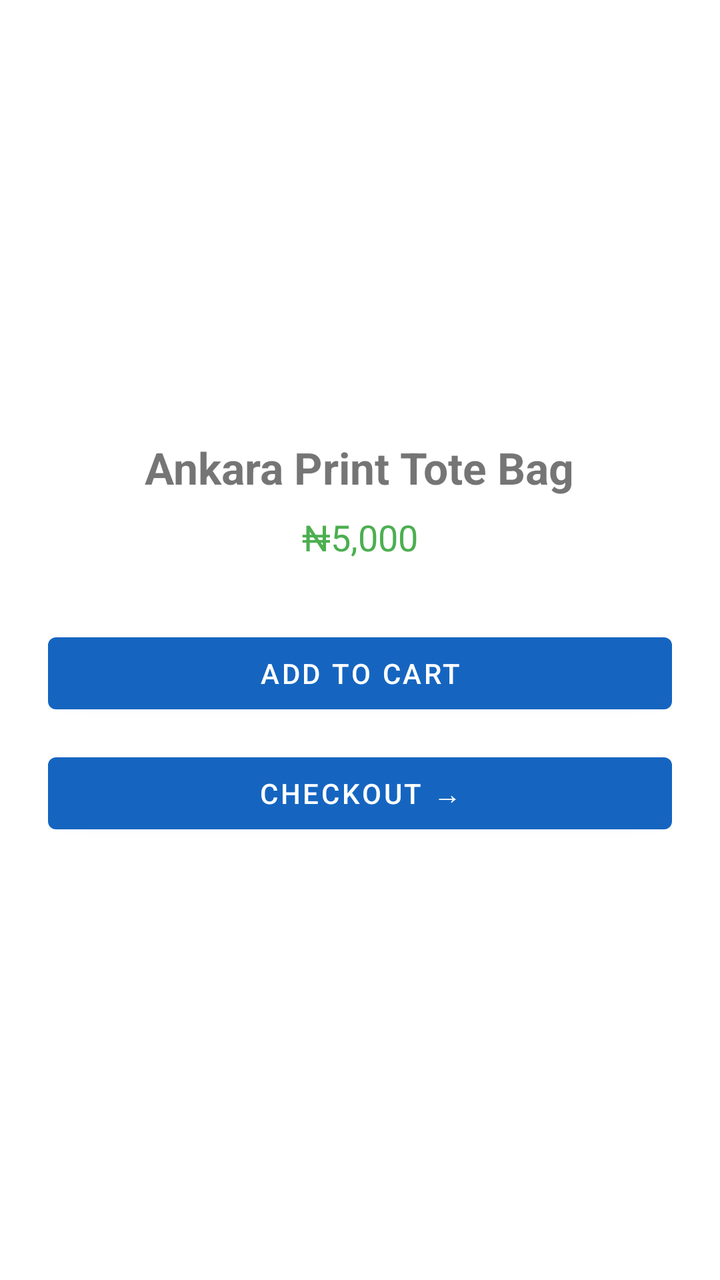
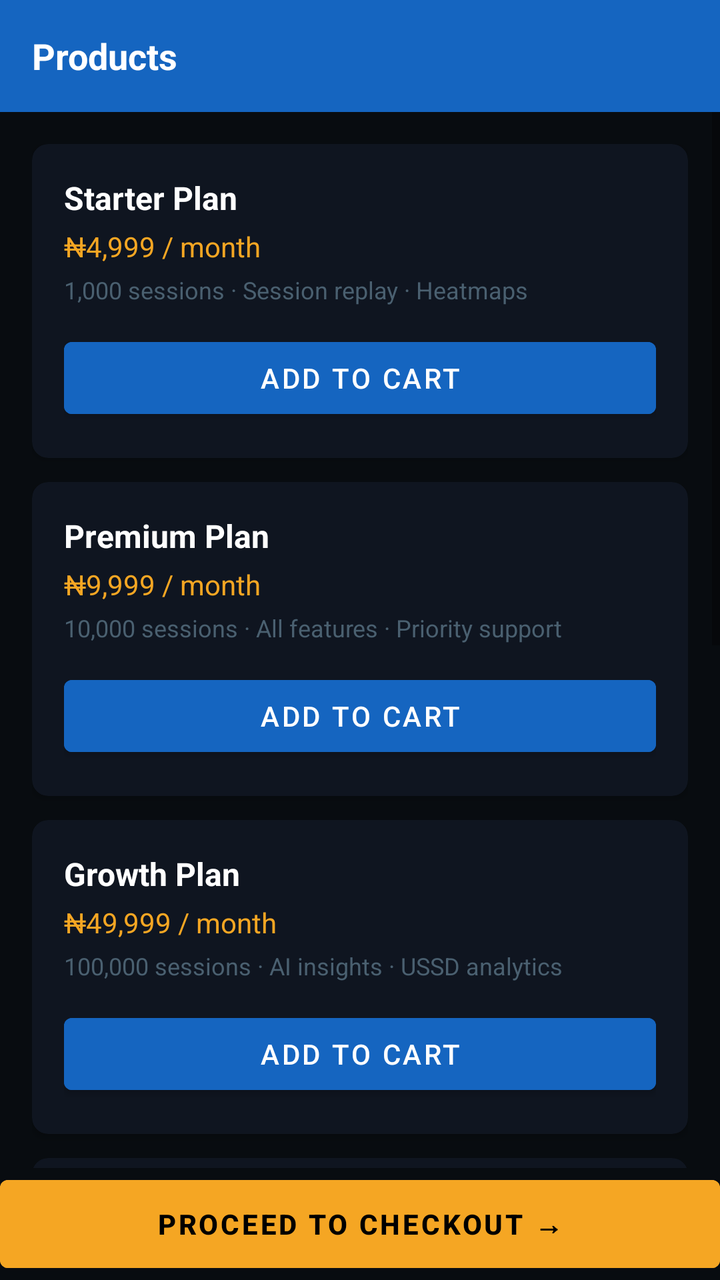

Compare the two renders of this Android layout. The source of the first and the diff that turns it into the second are given below.
<!-- AndroidManifest.xml: application theme Theme.UnilitixSample -->
<!-- res/layout/activity_product.xml -->
<?xml version="1.0" encoding="utf-8"?>
<LinearLayout xmlns:android="http://schemas.android.com/apk/res/android"
    android:layout_width="match_parent"
    android:layout_height="match_parent"
    android:gravity="center"
    android:orientation="vertical"
    android:padding="24dp">

    <TextView
        android:layout_width="wrap_content"
        android:layout_height="wrap_content"
        android:text="Ankara Print Tote Bag"
        android:textSize="22sp"
        android:textStyle="bold"
        android:layout_marginBottom="8dp" />

    <TextView
        android:layout_width="wrap_content"
        android:layout_height="wrap_content"
        android:text="₦5,000"
        android:textSize="18sp"
        android:textColor="#4CAF50"
        android:layout_marginBottom="32dp" />

    <Button
        android:id="@+id/btn_add_to_cart"
        android:layout_width="match_parent"
        android:layout_height="wrap_content"
        android:text="Add to Cart"
        android:layout_marginBottom="12dp" />

    <Button
        android:id="@+id/btn_checkout"
        android:layout_width="match_parent"
        android:layout_height="wrap_content"
        android:text="Checkout →" />

</LinearLayout>
<!-- resources referenced by this layout -->
<resources>
  <style name="Theme.UnilitixSample" parent="Theme.MaterialComponents.DayNight.DarkActionBar">
          <item name="colorPrimary">#1565C0</item>
          <item name="colorPrimaryVariant">#003c8f</item>
          <item name="colorOnPrimary">#FFFFFF</item>
          <item name="colorSecondary">#4CAF50</item>
          <item name="colorSecondaryVariant">#388E3C</item>
          <item name="colorOnSecondary">#FFFFFF</item>
          <item name="android:statusBarColor">?attr/colorPrimaryVariant</item>
      </style>
</resources>

<!-- the commit's change to res/layout/activity_product.xml (unified diff, before → after) -->
@@ -1,38 +1,332 @@
 <?xml version="1.0" encoding="utf-8"?>
 <LinearLayout xmlns:android="http://schemas.android.com/apk/res/android"
+    xmlns:app="http://schemas.android.com/apk/res-auto"
     android:layout_width="match_parent"
     android:layout_height="match_parent"
-    android:gravity="center"
     android:orientation="vertical"
-    android:padding="24dp">
+    android:background="#080c10">
 
     <TextView
-        android:layout_width="wrap_content"
-        android:layout_height="wrap_content"
-        android:text="Ankara Print Tote Bag"
-        android:textSize="22sp"
-        android:textStyle="bold"
-        android:layout_marginBottom="8dp" />
-
-    <TextView
-        android:layout_width="wrap_content"
-        android:layout_height="wrap_content"
-        android:text="₦5,000"
+        android:layout_width="match_parent"
+        android:layout_height="56dp"
+        android:background="#1565C0"
+        android:gravity="center_vertical"
+        android:paddingStart="16dp"
+        android:text="Products"
+        android:textColor="#ffffff"
         android:textSize="18sp"
-        android:textColor="#4CAF50"
-        android:layout_marginBottom="32dp" />
-
-    <Button
-        android:id="@+id/btn_add_to_cart"
+        android:textStyle="bold" />
+
+    <ScrollView
         android:layout_width="match_parent"
-        android:layout_height="wrap_content"
-        android:text="Add to Cart"
-        android:layout_marginBottom="12dp" />
+        android:layout_height="0dp"
+        android:layout_weight="1">
+
+        <LinearLayout
+            android:layout_width="match_parent"
+            android:layout_height="wrap_content"
+            android:orientation="vertical"
+            android:padding="16dp">
+
+            <androidx.cardview.widget.CardView
+                android:id="@+id/card_product_1"
+                android:layout_width="match_parent"
+                android:layout_height="wrap_content"
+                android:layout_marginBottom="12dp"
+                app:cardBackgroundColor="#0f1520"
+                app:cardCornerRadius="8dp">
+
+                <LinearLayout
+                    android:layout_width="match_parent"
+                    android:layout_height="wrap_content"
+                    android:orientation="vertical"
+                    android:padding="16dp">
+
+                    <TextView
+                        android:layout_width="wrap_content"
+                        android:layout_height="wrap_content"
+                        android:text="Starter Plan"
+                        android:textColor="#ffffff"
+                        android:textSize="16sp"
+                        android:textStyle="bold" />
+
+                    <TextView
+                        android:layout_width="wrap_content"
+                        android:layout_height="wrap_content"
+                        android:paddingTop="4dp"
+                        android:text="₦4,999 / month"
+                        android:textColor="#f5a623"
+                        android:textSize="14sp" />
+
+                    <TextView
+                        android:layout_width="wrap_content"
+                        android:layout_height="wrap_content"
+                        android:paddingTop="4dp"
+                        android:text="1,000 sessions · Session replay · Heatmaps"
+                        android:textColor="#4a6070"
+                        android:textSize="12sp" />
+
+                    <Button
+                        android:id="@+id/btn_buy_product_1"
+                        android:layout_width="match_parent"
+                        android:layout_height="48dp"
+                        android:layout_marginTop="12dp"
+                        android:backgroundTint="#1565C0"
+                        android:text="Add to Cart" />
+                </LinearLayout>
+            </androidx.cardview.widget.CardView>
+
+            <androidx.cardview.widget.CardView
+                android:id="@+id/card_product_2"
+                android:layout_width="match_parent"
+                android:layout_height="wrap_content"
+                android:layout_marginBottom="12dp"
+                app:cardBackgroundColor="#0f1520"
+                app:cardCornerRadius="8dp">
+
+                <LinearLayout
+                    android:layout_width="match_parent"
+                    android:layout_height="wrap_content"
+                    android:orientation="vertical"
+                    android:padding="16dp">
+
+                    <TextView
+                        android:layout_width="wrap_content"
+                        android:layout_height="wrap_content"
+                        android:text="Premium Plan"
+                        android:textColor="#ffffff"
+                        android:textSize="16sp"
+                        android:textStyle="bold" />
+
+                    <TextView
+                        android:layout_width="wrap_content"
+                        android:layout_height="wrap_content"
+                        android:paddingTop="4dp"
+                        android:text="₦9,999 / month"
+                        android:textColor="#f5a623"
+                        android:textSize="14sp" />
+
+                    <TextView
+                        android:layout_width="wrap_content"
+                        android:layout_height="wrap_content"
+                        android:paddingTop="4dp"
+                        android:text="10,000 sessions · All features · Priority support"
+                        android:textColor="#4a6070"
+                        android:textSize="12sp" />
+
+                    <Button
+                        android:id="@+id/btn_buy_product_2"
+                        android:layout_width="match_parent"
+                        android:layout_height="48dp"
+                        android:layout_marginTop="12dp"
+                        android:backgroundTint="#1565C0"
+                        android:text="Add to Cart" />
+                </LinearLayout>
+            </androidx.cardview.widget.CardView>
+
+            <androidx.cardview.widget.CardView
+                android:id="@+id/card_product_3"
+                android:layout_width="match_parent"
+                android:layout_height="wrap_content"
+                android:layout_marginBottom="12dp"
+                app:cardBackgroundColor="#0f1520"
+                app:cardCornerRadius="8dp">
+
+                <LinearLayout
+                    android:layout_width="match_parent"
+                    android:layout_height="wrap_content"
+                    android:orientation="vertical"
+                    android:padding="16dp">
+
+                    <TextView
+                        android:layout_width="wrap_content"
+                        android:layout_height="wrap_content"
+                        android:text="Growth Plan"
+                        android:textColor="#ffffff"
+                        android:textSize="16sp"
+                        android:textStyle="bold" />
+
+                    <TextView
+                        android:layout_width="wrap_content"
+                        android:layout_height="wrap_content"
+                        android:paddingTop="4dp"
+                        android:text="₦49,999 / month"
+                        android:textColor="#f5a623"
+                        android:textSize="14sp" />
+
+                    <TextView
+                        android:layout_width="wrap_content"
+                        android:layout_height="wrap_content"
+                        android:paddingTop="4dp"
+                        android:text="100,000 sessions · AI insights · USSD analytics"
+                        android:textColor="#4a6070"
+                        android:textSize="12sp" />
+
+                    <Button
+                        android:id="@+id/btn_buy_product_3"
+                        android:layout_width="match_parent"
+                        android:layout_height="48dp"
+                        android:layout_marginTop="12dp"
+                        android:backgroundTint="#1565C0"
+                        android:text="Add to Cart" />
+                </LinearLayout>
+            </androidx.cardview.widget.CardView>
+
+            <androidx.cardview.widget.CardView
+                android:id="@+id/card_product_4"
+                android:layout_width="match_parent"
+                android:layout_height="wrap_content"
+                android:layout_marginBottom="12dp"
+                app:cardBackgroundColor="#0f1520"
+                app:cardCornerRadius="8dp">
+
+                <LinearLayout
+                    android:layout_width="match_parent"
+                    android:layout_height="wrap_content"
+                    android:orientation="vertical"
+                    android:padding="16dp">
+
+                    <TextView
+                        android:layout_width="wrap_content"
+                        android:layout_height="wrap_content"
+                        android:text="Business Plan"
+                        android:textColor="#ffffff"
+                        android:textSize="16sp"
+                        android:textStyle="bold" />
+
+                    <TextView
+                        android:layout_width="wrap_content"
+                        android:layout_height="wrap_content"
+                        android:paddingTop="4dp"
+                        android:text="₦99,999 / month"
+                        android:textColor="#f5a623"
+                        android:textSize="14sp" />
+
+                    <TextView
+                        android:layout_width="wrap_content"
+                        android:layout_height="wrap_content"
+                        android:paddingTop="4dp"
+                        android:text="500,000 sessions · Custom dashboards · SSO"
+                        android:textColor="#4a6070"
+                        android:textSize="12sp" />
+
+                    <Button
+                        android:id="@+id/btn_buy_product_4"
+                        android:layout_width="match_parent"
+                        android:layout_height="48dp"
+                        android:layout_marginTop="12dp"
+                        android:backgroundTint="#1565C0"
+                        android:text="Add to Cart" />
+                </LinearLayout>
+            </androidx.cardview.widget.CardView>
+
+            <androidx.cardview.widget.CardView
+                android:id="@+id/card_product_5"
+                android:layout_width="match_parent"
+                android:layout_height="wrap_content"
+                android:layout_marginBottom="12dp"
+                app:cardBackgroundColor="#0f1520"
+                app:cardCornerRadius="8dp">
+
+                <LinearLayout
+                    android:layout_width="match_parent"
+                    android:layout_height="wrap_content"
+                    android:orientation="vertical"
+                    android:padding="16dp">
+
+                    <TextView
+                        android:layout_width="wrap_content"
+                        android:layout_height="wrap_content"
+                        android:text="Scale Plan"
+                        android:textColor="#ffffff"
+                        android:textSize="16sp"
+                        android:textStyle="bold" />
+
+                    <TextView
+                        android:layout_width="wrap_content"
+                        android:layout_height="wrap_content"
+                        android:paddingTop="4dp"
+                        android:text="₦199,999 / month"
+                        android:textColor="#f5a623"
+                        android:textSize="14sp" />
+
+                    <TextView
+                        android:layout_width="wrap_content"
+                        android:layout_height="wrap_content"
+                        android:paddingTop="4dp"
+                        android:text="2M sessions · Data export · Dedicated infra"
+                        android:textColor="#4a6070"
+                        android:textSize="12sp" />
+
+                    <Button
+                        android:id="@+id/btn_buy_product_5"
+                        android:layout_width="match_parent"
+                        android:layout_height="48dp"
+                        android:layout_marginTop="12dp"
+                        android:backgroundTint="#1565C0"
+                        android:text="Add to Cart" />
+                </LinearLayout>
+            </androidx.cardview.widget.CardView>
+
+            <androidx.cardview.widget.CardView
+                android:id="@+id/card_product_6"
+                android:layout_width="match_parent"
+                android:layout_height="wrap_content"
+                android:layout_marginBottom="12dp"
+                app:cardBackgroundColor="#0f1520"
+                app:cardCornerRadius="8dp">
+
+                <LinearLayout
+                    android:layout_width="match_parent"
+                    android:layout_height="wrap_content"
+                    android:orientation="vertical"
+                    android:padding="16dp">
+
+                    <TextView
+                        android:layout_width="wrap_content"
+                        android:layout_height="wrap_content"
+                        android:text="Enterprise Plan"
+                        android:textColor="#ffffff"
+                        android:textSize="16sp"
+                        android:textStyle="bold" />
+
+                    <TextView
+                        android:layout_width="wrap_content"
+                        android:layout_height="wrap_content"
+                        android:paddingTop="4dp"
+                        android:text="Custom pricing"
+                        android:textColor="#2de08a"
+                        android:textSize="14sp" />
+
+                    <TextView
+                        android:layout_width="wrap_content"
+                        android:layout_height="wrap_content"
+                        android:paddingTop="4dp"
+                        android:text="Unlimited · Dedicated region · SLA · White-label"
+                        android:textColor="#4a6070"
+                        android:textSize="12sp" />
+
+                    <Button
+                        android:id="@+id/btn_buy_product_6"
+                        android:layout_width="match_parent"
+                        android:layout_height="48dp"
+                        android:layout_marginTop="12dp"
+                        android:backgroundTint="#2de08a"
+                        android:textColor="#000000"
+                        android:text="Contact Sales" />
+                </LinearLayout>
+            </androidx.cardview.widget.CardView>
+
+        </LinearLayout>
+    </ScrollView>
 
     <Button
         android:id="@+id/btn_checkout"
         android:layout_width="match_parent"
-        android:layout_height="wrap_content"
-        android:text="Checkout →" />
+        android:layout_height="56dp"
+        android:backgroundTint="#f5a623"
+        android:text="Proceed to Checkout →"
+        android:textColor="#000000"
+        android:textStyle="bold" />
 
 </LinearLayout>
